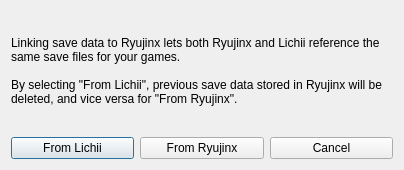
Before: the Qt Designer form src/yuzu/ryujinx_dialog.ui in Eglantine-Community/Eglantine, drawn with Qt 5.
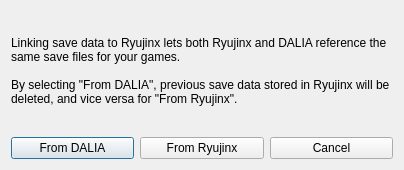
After: the same form once the commit is applied.

Commit message: dalia: brand consistency, CLI icon, and memory layout detection

```diff
--- a/src/yuzu/ryujinx_dialog.ui
+++ b/src/yuzu/ryujinx_dialog.ui
@@ -23,9 +23,9 @@
       </sizepolicy>
      </property>
      <property name="text">
-      <string>Linking save data to Ryujinx lets both Ryujinx and Lichii reference the same save files for your games.
+      <string>Linking save data to Ryujinx lets both Ryujinx and DALIA reference the same save files for your games.
 
-By selecting &quot;From Lichii&quot;, previous save data stored in Ryujinx will be deleted, and vice versa for &quot;From Ryujinx&quot;.</string>
+By selecting &quot;From DALIA&quot;, previous save data stored in Ryujinx will be deleted, and vice versa for &quot;From Ryujinx&quot;.</string>
      </property>
      <property name="wordWrap">
       <bool>true</bool>
@@ -37,7 +37,7 @@
      <item>
       <widget class="QPushButton" name="eden">
        <property name="text">
-      <string>From Lichii</string>
+      <string>From DALIA</string>
        </property>
       </widget>
      </item>
```
The commit also changes 50 other files.
